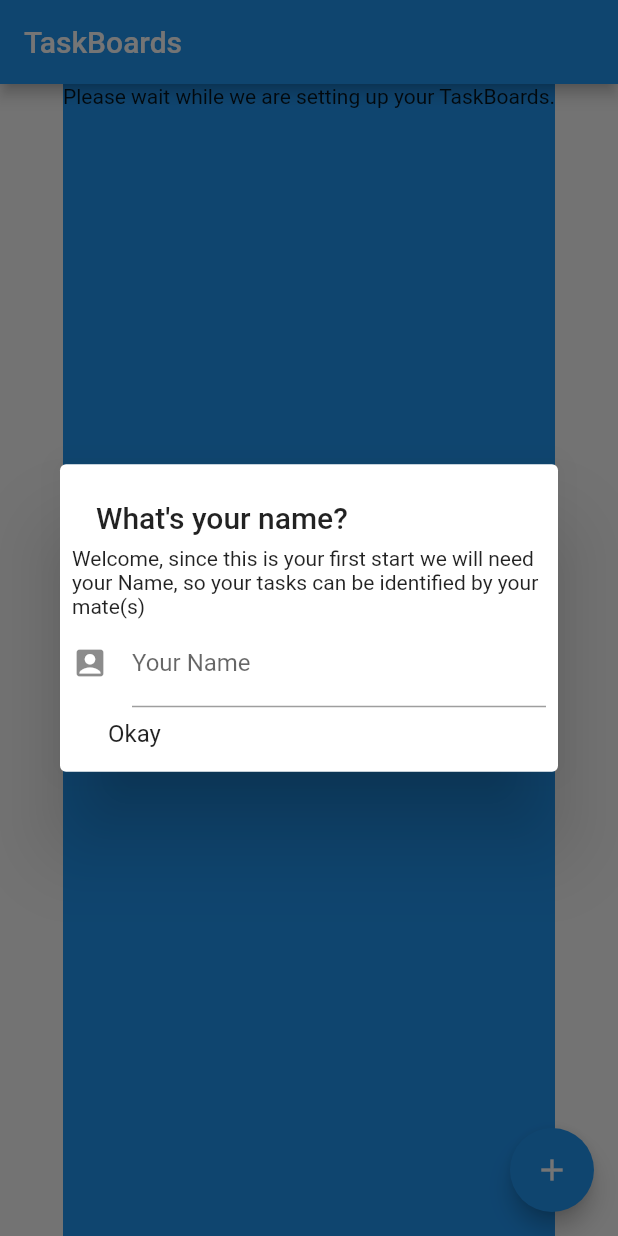
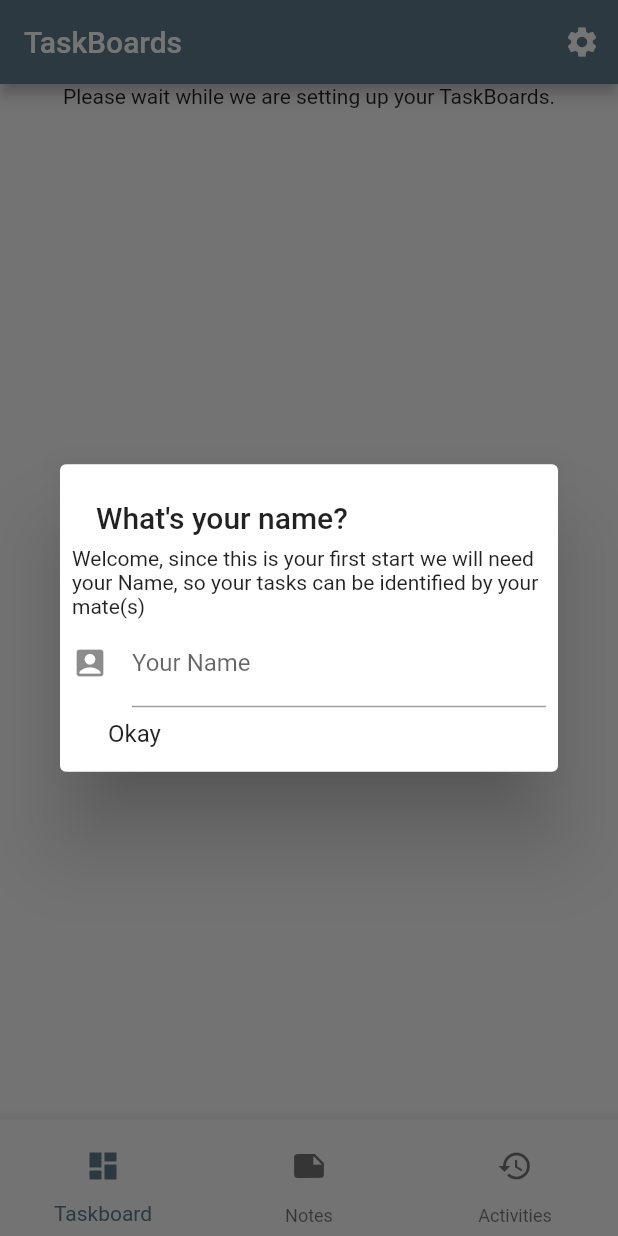
Before and after one commit to MrIceman/taskr_flutter, a Flutter app: the screen it shows after launch, on a phone screen of 412 x 824 dp. Run offline on Flutter 3.47's test engine with Material 2 defaults, Android fonts, the phone set to English and light mode, and no system bars; our stand-ins replace shared_preferences.

Commit message:
some Seperation of Files and advanced implementations

```diff
--- a/lib/TaskrScaffold.dart
+++ b/lib/TaskrScaffold.dart
@@ -10,13 +10,34 @@ class TaskrScaffold extends StatelessWidget {
   @override
   Widget build(BuildContext context) {
     return new Scaffold(
-      appBar: new AppBar(title: new Text(title)),
+      appBar: new AppBar(title: new Text(title),
+        actions: <Widget>[
+          new IconButton(icon: new Icon(Icons.settings), onPressed: () {
+            print('Show settings');
+          }),
+        ],),
       body: body,
-      floatingActionButton: new FloatingActionButton(
-          child: new Icon(Icons.add),
-          onPressed: () {
-            print('Pressed!');
-          }),
+      bottomNavigationBar: new BottomNavigationBar(
+        items: <BottomNavigationBarItem>[
+          new BottomNavigationBarItem(
+              icon: new IconButton(
+                icon: new Icon(Icons.dashboard), onPressed: () {
+                print('Showing Taskboard');
+              },),
+              title: new Text('Taskboard')),
+          new BottomNavigationBarItem(
+              icon: new IconButton(
+                icon: new Icon(Icons.note), onPressed: () {
+                print('Showing Notes');
+              },),
+              title: new Text('Notes')),
+          new BottomNavigationBarItem(
+              icon: new IconButton(
+                icon: new Icon(Icons.history), onPressed: () {
+                print('Showing Activity');
+              },),
+              title: new Text('Activities')),
+        ],),
     );
   }
 }
--- a/lib/data/repository/Repository.dart
+++ b/lib/data/repository/Repository.dart
@@ -10,7 +10,7 @@ abstract class Repository extends DataObservable {
   List<DataObserver> observerList;
 
 
-  void createTaskBoard(TaskBoard board);
+  Future<bool> createTaskBoard(TaskBoard board);
 
   void deleteTaskBoard(TaskBoard board);
 
--- a/lib/data/repository/RepositoryManager.dart
+++ b/lib/data/repository/RepositoryManager.dart
@@ -14,16 +14,23 @@ import 'package:taskr_flutter/data/repository/remote/TaskRepository.dart';
 class RepositoryManager {
   Repository local;
   TaskRepository remote;
+  static RepositoryManager _instance;
 
-  RepositoryManager() {
+  _RepositoryManager() {
     local = new LocalDatabase();
     remote = new TaskRepository(new DataManager());
+  }
+
+  static RepositoryManager getInstance() {
+    if (_instance == null)
+      _instance = new RepositoryManager();
+    return _instance;
   }
 
   Future<bool> createTaskBoard(TaskBoard board,
       {bool remote: false, bool local: false, bool localAndRemote: true}) {
     return new Future(() {
-
+      this.remote.createTaskBoard(board);
     });
   }
 
--- a/lib/data/repository/local/PreferenceManager.dart
+++ b/lib/data/repository/local/PreferenceManager.dart
@@ -42,7 +42,7 @@ class PreferenceManager {
   }
 
 
-  Future<List<String>> getPublicKeys(String key) async {
+  Future<List<String>> getPublicKeys() async {
     _prefs = await SharedPreferences.getInstance();
     List<String> keys = _prefs.getStringList('public_keys');
     return keys;
--- a/lib/main.dart
+++ b/lib/main.dart
@@ -12,6 +12,7 @@ class ToDoApp extends StatelessWidget {
   Widget build(BuildContext context) {
     // TODO: implement build
     return new MaterialApp(
+        theme: new ThemeData(primarySwatch: Colors.blueGrey,),
         home: new TaskBoardView()
     );
   }
--- /dev/null
+++ b/lib/taskboard/taskboard/create/TaskBoardCreatePresenterImpl.dart
@@ -0,0 +1,30 @@
+import 'dart:async';
+
+import 'package:taskr_flutter/data/TaskBoard.dart';
+import 'package:taskr_flutter/data/TaskFactory.dart';
+import 'package:taskr_flutter/data/repository/RepositoryManager.dart';
+import 'package:taskr_flutter/taskboard/taskboard/TaskBoardContract.dart';
+import 'package:taskr_flutter/util/Converter.dart';
+
+class TaskBoardCreatePresenterImpl extends TaskBoardCreatePresenter {
+  RepositoryManager _repositoryManager;
+
+  TaskBoardCreatePresenterImpl() {
+    _repositoryManager = RepositoryManager.getInstance();
+  }
+
+  @override
+  Future<bool> createTaskBoard(Map<String, String> data) {
+    TaskBoard board = TaskFactory.createTaskBoard(
+        data[TaskBoard.SECRET],
+        data[TaskBoard.TITLE],
+        data[TaskBoard.DESCRIPTION],
+        publicKey: data[TaskBoard.PUBLIC_KEY],
+        createdOn: Converter.convertBackendDate(data[TaskBoard.CREATED_ON]),
+        lastUpdate: Converter.convertBackendDate(data[TaskBoard.LAST_UPDATE]),
+        maxTasks: int.parse(data[TaskBoard.MAX_TASKS]));
+    return _repositoryManager.createTaskBoard(board);
+  }
+
+
+}
```
Also changed, not shown: lib/data/repository/local/LocalDatabase.dart (+10 -2 lines), lib/data/repository/local/db/Database.dart (added, +16 -0 lines), lib/data/repository/remote/DataManager.dart (+13 -3 lines), lib/data/repository/remote/TaskRepository.dart (+9 -3 lines), lib/taskboard/taskboard/TaskBoardContract.dart (+13 -0 lines), lib/taskboard/taskboard/TaskBoardPresenterImpl.dart (+7 -3 lines), lib/taskboard/taskboard/TaskBoardViewImpl.dart (+62 -12 lines), lib/taskboard/taskboard/create/TaskBoardCreateViewImpl.dart (added, +19 -0 lines), lib/taskboard/taskboard/widgets/CreateBoardWidget.dart (added, +91 -0 lines), lib/util/Converter.dart (+7 -0 lines), lib/data/repository/local/db/SQLiteDatabase.dart (added).
